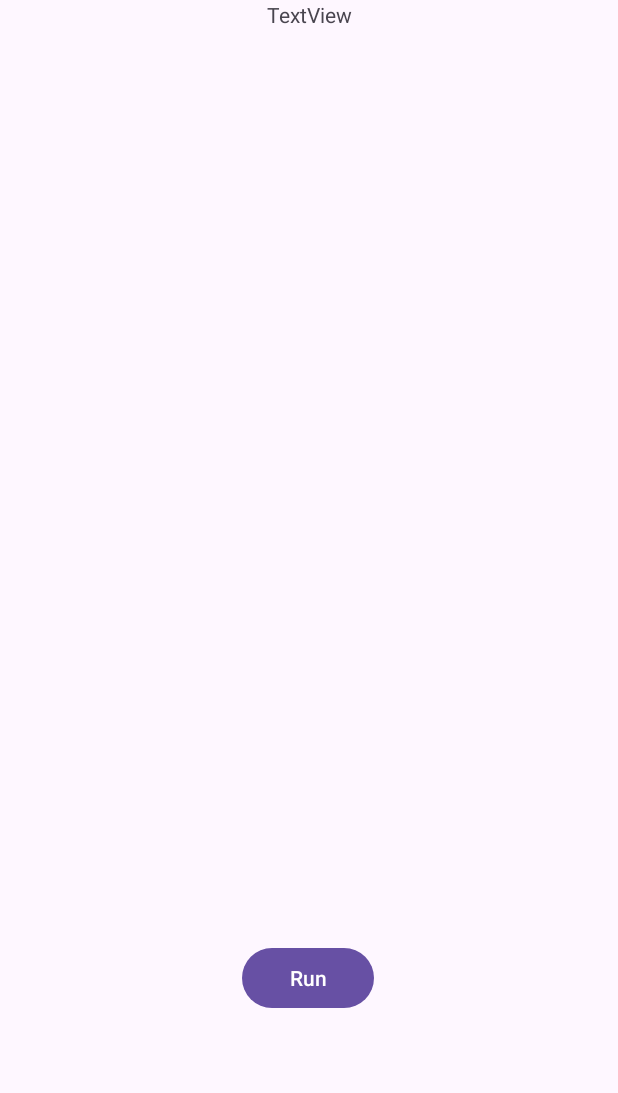
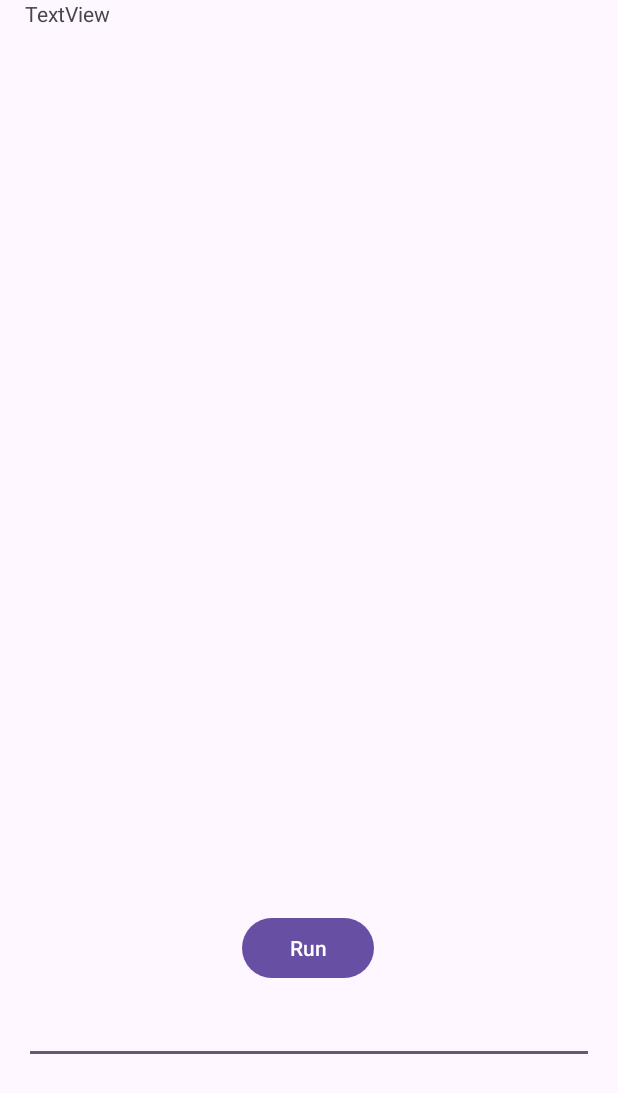
Before and after one commit to Daniyar05/SummerPractice1, an Android app: the screen it shows after launch (MainActivity), on a phone screen of 412 x 824 dp. Shown: the top 1093 px of the screen. Run offline under Robolectric (Android 15) with nearby library versions, the phone set to English and light mode, and no system bars.

```diff
--- a/app/src/main/java/com/example/summerpractice1/Car.kt
+++ b/app/src/main/java/com/example/summerpractice1/Car.kt
@@ -3,6 +3,7 @@ package com.example.summerpractice1
 import java.time.Year
 
 open class Car{
+    var numberCarInRace: Int?=null
     val model: String
     val brend: String
     val yearRelease: Year
--- a/app/src/main/java/com/example/summerpractice1/MainActivity.kt
+++ b/app/src/main/java/com/example/summerpractice1/MainActivity.kt
@@ -2,6 +2,7 @@ package com.example.summerpractice1
 
 import android.os.Bundle
 import android.widget.Button
+import android.widget.EditText
 import android.widget.TextView
 import android.widget.Toast
 import androidx.activity.enableEdgeToEdge
@@ -10,22 +11,37 @@ import androidx.core.view.ViewCompat
 import androidx.core.view.WindowInsetsCompat
 
 class MainActivity : AppCompatActivity() {
+    private var header: TextView? = null
+    private var button: Button? = null
+
     override fun onCreate(savedInstanceState: Bundle?) {
         super.onCreate(savedInstanceState)
         enableEdgeToEdge()
         setContentView(R.layout.activity_main)
+        initViews()
+        val editText = findViewById<EditText>(R.id.editText)
 
-        val button = findViewById<Button>(R.id.runButton)
-        val header = findViewById<TextView>(R.id.textView)
-        button.setOnClickListener {
-            header.text = Tools().createCar().getInfo()
+        button?.setOnClickListener {
+            var cars = mutableListOf<Car>()
+            try {
+                for (i in 1..editText.text.toString().toInt()){
+                    var car = Tools().createCar()
+                    car.numberCarInRace = i
+                    cars.add(car)
+                }
+                header?.text = Tools().race(cars, "")
+            }
+            catch (e: Exception){
+                header?.text = e.message
+            }
+
+
+
         }
 
-//        ViewCompat.setOnApplyWindowInsetsListener(findViewById(R.id.main)) { v, insets ->
-//            val systemBars = insets.getInsets(WindowInsetsCompat.Type.systemBars())
-//            v.setPadding(systemBars.left, systemBars.top, systemBars.right, systemBars.bottom)
-//            insets
-//        }
-
+    }
+    private fun initViews(){
+        this.button = findViewById(R.id.runButton)
+        this.header = findViewById(R.id.textView)
     }
 }
--- a/app/src/main/res/layout/activity_main.xml
+++ b/app/src/main/res/layout/activity_main.xml
@@ -11,20 +11,38 @@
         android:id="@+id/runButton"
         android:layout_width="wrap_content"
         android:layout_height="wrap_content"
-        android:layout_marginBottom="148dp"
+        android:layout_marginBottom="168dp"
         android:text="Run"
         app:layout_constraintBottom_toBottomOf="parent"
         app:layout_constraintEnd_toEndOf="parent"
         app:layout_constraintHorizontal_bias="0.498"
-        app:layout_constraintStart_toStartOf="parent" />
+        app:layout_constraintStart_toStartOf="parent"/>
+<!--        app:layout_constraintTop_toBottomOf="@+id/editText"/>-->
+
 
     <TextView
         android:id="@+id/textView"
-        android:layout_width="wrap_content"
-        android:layout_height="wrap_content"
-        android:layout_marginBottom="76dp"
+        android:layout_width="379dp"
+        android:layout_height="610dp"
         android:text="TextView"
-        app:layout_constraintBottom_toTopOf="@+id/button"
+        app:layout_constraintBottom_toTopOf="@+id/runButton"
         app:layout_constraintEnd_toEndOf="parent"
-        app:layout_constraintStart_toStartOf="parent" />
+        app:layout_constraintStart_toStartOf="parent"
+        app:layout_constraintTop_toTopOf="parent"
+        app:layout_constraintVertical_bias="0.913" />
+
+    <EditText
+            android:id="@+id/editText"
+            android:layout_width="match_parent"
+            android:layout_height="wrap_content"
+            android:layout_marginStart="16dp"
+            android:layout_marginTop="8dp"
+            android:layout_marginEnd="16dp"
+            app:layout_constraintEnd_toEndOf="parent"
+            app:layout_constraintStart_toStartOf="parent"
+            app:layout_constraintTop_toBottomOf="@+id/runButton"
+    />
+
+
+
 </androidx.constraintlayout.widget.ConstraintLayout>
```
Also changed, not shown: app/src/main/java/com/example/summerpractice1/Tools.kt (+47 -0 lines).
